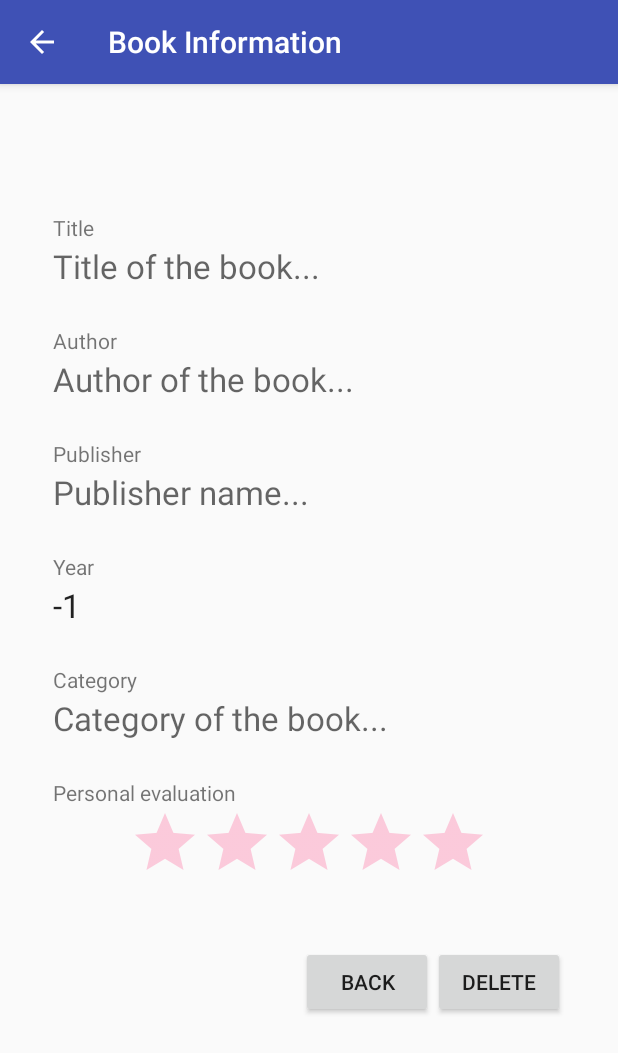
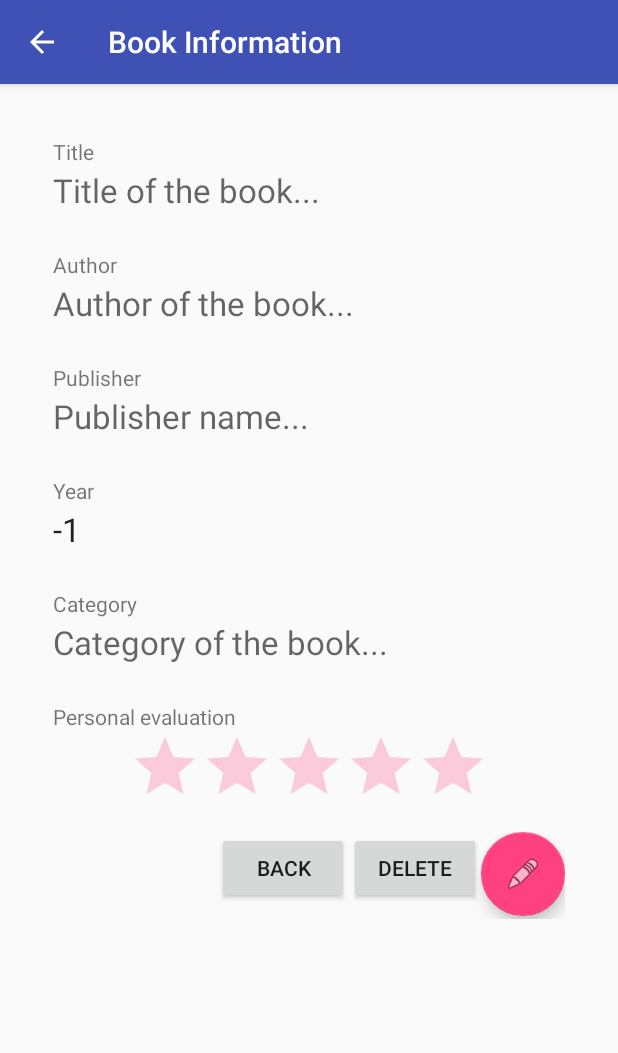
Before and after one commit to gonzalorecio/MyBookDatabase, an Android app: the BookViewActivity screen opened directly, with no data from a screen before it, on a phone screen of 412 x 824 dp. Shown: the top 1053 px of the screen. Run offline under Robolectric (Android 15) with nearby library versions, the phone set to English and light mode, and no system bars; 2 statements that could not run were skipped.

```diff
--- a/app/src/main/res/layout/book_view.xml
+++ b/app/src/main/res/layout/book_view.xml
@@ -10,7 +10,7 @@
     <ScrollView
         android:layout_width="match_parent"
         android:layout_height="wrap_content"
-        android:layout_alignParentBottom="true"
+        android:layout_alignParentTop="true"
         android:layout_alignParentStart="true">
 
         <LinearLayout
@@ -110,7 +110,7 @@
                 android:layout_height="wrap_content"
                 android:id="@+id/ratingBar"
                 android:layout_gravity="center"
-                android:layout_marginBottom="35dp"
+                android:layout_marginBottom="10dp"
                 style="@android:style/Widget.Material.RatingBar"
                 android:isIndicator="true"
                 android:focusableInTouchMode="true"
@@ -128,14 +128,16 @@
                 android:orientation="horizontal"
                 android:layout_gravity="right"
                 android:id="@+id/save_btn"
-                android:paddingBottom="100dp">
+                android:paddingBottom="20dp">
+
                 <Button
                     android:text="Back"
                     android:layout_width="match_parent"
                     android:layout_height="wrap_content"
-                    android:layout_marginBottom="10dp"
+                    android:layout_marginBottom="5dp"
                     android:id="@+id/cancel_button"
                     android:elevation="9dp"/>
+
                 <Button
                     android:text="Delete"
                     android:layout_width="match_parent"
@@ -143,6 +145,15 @@
                     android:layout_marginBottom="10dp"
                     android:id="@+id/delete_button"
                     android:elevation="9dp"/>
+
+                <android.support.design.widget.FloatingActionButton
+                    android:layout_width="wrap_content"
+                    android:layout_height="wrap_content"
+                    android:clickable="true"
+                    app:fabSize="normal"
+                    android:src="@android:drawable/ic_menu_edit"
+                    android:id="@+id/floatingActionButtonEdit"
+                    android:layout_weight="1" />
             </LinearLayout>
 
 
```
Also changed, not shown: app/src/main/java/com/example/pr_idi/mydatabaseexample/BookViewActivity.java (+30 -3 lines), gradle/wrapper/gradle-wrapper.properties, 4 other files.
